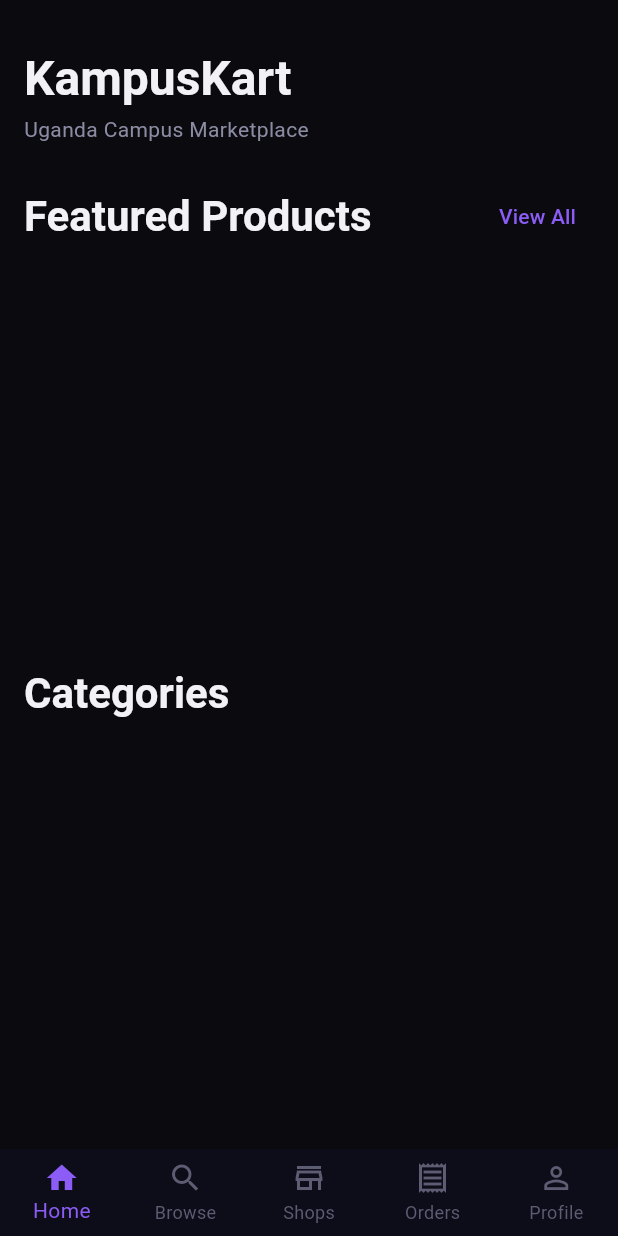
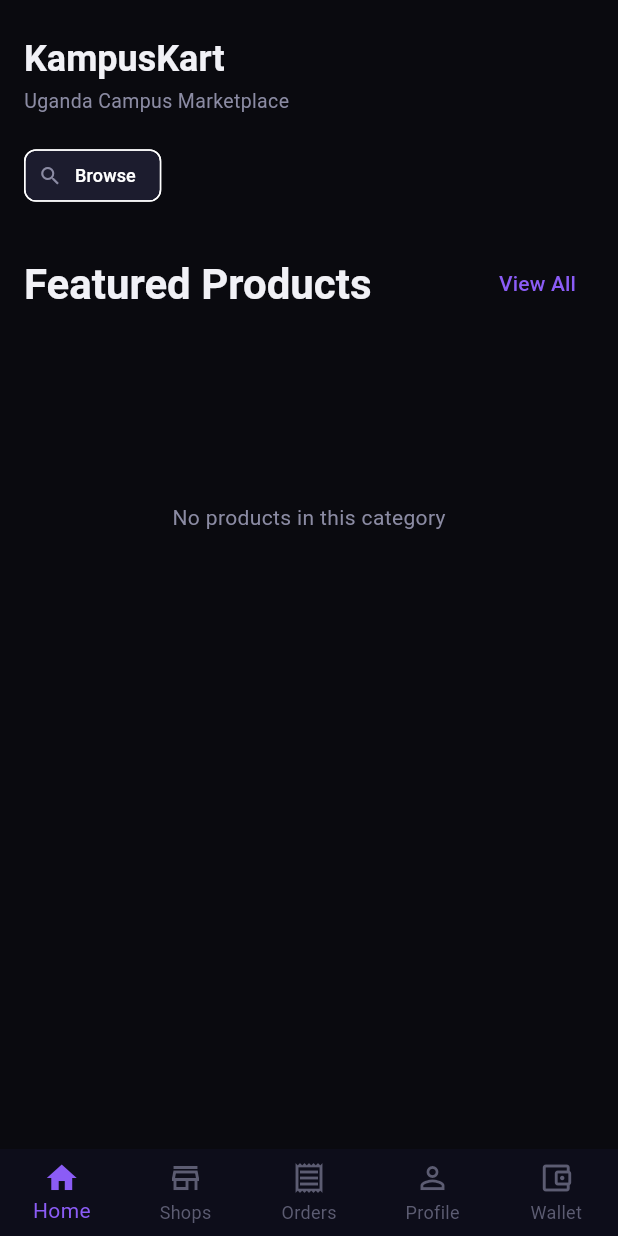
Before and after one commit to Lamboe69/KampusKart, a Flutter app: the screen it shows after launch, on a phone screen of 412 x 824 dp. Run offline on Flutter 3.47's test engine with Material 3 defaults, Android fonts, the light colour scheme and no system bars; our stand-ins replace shared_preferences; accounts and stored records are empty; network calls fail.

Commit message:
Flutter mobile app: models, API integration, redesigned home, web build
- Platform-aware ApiConfig (10.0.2.2 for Android, localhost for web/desktop)
- User model: String id, maps type->role, wallet_balance->balance, verified 1/0->bool
- Shop model: String id, verified 1/0->bool
- Product model: JSON-string parsing for delivery_zones/delivery_fees
- Order model: String id/price, price from amount, deliveryCampus from delivery_to
- ProductCard: FittedBox price row to prevent overflow
- HomeScreen: Wrap categories row with Browse button, bottom nav reordered
- AppProvider: selectedCategory, filteredProducts, setCategory()
- Initial flutter create scaffold (android, ios, web, pubspec.lock)

```diff
--- a/mobile/lib/config/api_config.dart
+++ b/mobile/lib/config/api_config.dart
@@ -1,5 +1,13 @@
+import 'dart:io' show Platform;
+import 'package:flutter/foundation.dart' show kIsWeb;
+
 class ApiConfig {
-  static const String baseUrl = 'http://10.0.2.2:3001/api';
+  static String get baseUrl {
+    if (kIsWeb || !Platform.isAndroid) {
+      return 'http://localhost:3001/api';
+    }
+    return 'http://10.0.2.2:3001/api';
+  }
 
   static const String login = '/auth/login';
   static const String register = '/auth/register';
--- a/mobile/lib/models/order.dart
+++ b/mobile/lib/models/order.dart
@@ -1,6 +1,6 @@
 class Order {
-  final int id;
-  final int userId;
+  final String id;
+  final String userId;
   final int productId;
   final String productTitle;
   final String productImage;
@@ -22,9 +22,9 @@ class Order {
     required this.userId,
     required this.productId,
     required this.productTitle,
-    required this.productImage,
+    this.productImage = '',
     required this.price,
-    required this.quantity,
+    this.quantity = 1,
     required this.total,
     this.deliveryFee = 0,
     this.status = 'pending',
@@ -39,23 +39,23 @@ class Order {
 
   factory Order.fromJson(Map<String, dynamic> json) {
     return Order(
-      id: json['id'] ?? 0,
-      userId: json['user_id'] ?? json['userId'] ?? 0,
+      id: json['id']?.toString() ?? '',
+      userId: json['buyer_id']?.toString() ?? json['user_id']?.toString() ?? '',
       productId: json['product_id'] ?? json['productId'] ?? 0,
       productTitle: json['product_title'] ?? json['productTitle'] ?? '',
       productImage: json['product_image'] ?? json['productImage'] ?? '',
-      price: (json['price'] ?? 0).toDouble(),
+      price: (json['amount'] ?? json['price'] ?? 0).toDouble(),
       quantity: json['quantity'] ?? 1,
       total: (json['total'] ?? 0).toDouble(),
       deliveryFee: (json['delivery_fee'] ?? json['deliveryFee'] ?? 0).toDouble(),
       status: json['status'] ?? 'pending',
       paymentMethod: json['payment_method'] ?? json['paymentMethod'] ?? 'mobile_money',
-      deliveryCampus: json['delivery_campus'] ?? json['deliveryCampus'] ?? '',
+      deliveryCampus: json['delivery_to'] ?? json['delivery_campus'] ?? json['campus'] ?? '',
       sellerName: json['seller_name'] ?? json['sellerName'] ?? '',
       buyerName: json['buyer_name'] ?? json['buyerName'] ?? '',
       buyerPhone: json['buyer_phone'] ?? json['buyerPhone'],
       createdAt: json['created_at'] ?? json['createdAt'] ?? '',
-      deliveredAt: json['delivered_at'] ?? json['deliveredAt'],
+      deliveredAt: json['updated_at'] ?? json['delivered_at'] ?? json['deliveredAt'],
     );
   }
 
--- a/mobile/lib/models/shop.dart
+++ b/mobile/lib/models/shop.dart
@@ -1,5 +1,5 @@
 class Shop {
-  final int id;
+  final String id;
   final String name;
   final String description;
   final String image;
@@ -29,7 +29,7 @@ class Shop {
 
   factory Shop.fromJson(Map<String, dynamic> json) {
     return Shop(
-      id: json['id'] ?? 0,
+      id: json['id']?.toString() ?? '',
       name: json['name'] ?? '',
       description: json['description'] ?? '',
       image: json['image'] ?? '',
@@ -39,7 +39,7 @@ class Shop {
       reviews: json['reviews'] ?? 0,
       products: json['products'] ?? 0,
       sales: json['sales'] ?? 0,
-      verified: json['verified'] ?? false,
+      verified: json['verified'] == true || json['verified'] == 1,
       since: json['since'] ?? '',
     );
   }
--- a/mobile/lib/models/user.dart
+++ b/mobile/lib/models/user.dart
@@ -1,8 +1,9 @@
 class User {
-  final int id;
+  final String id;
   final String name;
   final String email;
   final String role;
+  final String? phone;
   final String? image;
   final String? campus;
   final bool verified;
@@ -17,7 +18,7 @@ class User {
     required this.id,
     required this.name,
     required this.email,
-    required this.role,
+    this.phone,
     this.image,
     this.campus,
     this.verified = false,
@@ -27,23 +28,24 @@ class User {
     this.balance = 0,
     this.pending = 0,
     this.totalEarned = 0,
-  });
+  }) : role = sellerType == 'shop' ? 'seller' : sellerType == 'admin' ? 'admin' : sellerType;
 
   factory User.fromJson(Map<String, dynamic> json) {
+    final type = json['type'] ?? json['role'] ?? 'buyer';
     return User(
-      id: json['id'] ?? 0,
+      id: json['id']?.toString() ?? '',
       name: json['name'] ?? '',
       email: json['email'] ?? '',
-      role: json['role'] ?? 'buyer',
-      image: json['image'],
+      phone: json['phone'],
+      image: json['image'] ?? json['avatar'],
       campus: json['campus'],
-      verified: json['verified'] ?? false,
+      verified: json['verified'] == true || json['verified'] == 1,
       shopName: json['shop_name'],
       shopDescription: json['shop_description'],
-      sellerType: json['seller_type'] ?? 'individual',
-      balance: (json['balance'] ?? 0).toDouble(),
-      pending: (json['pending'] ?? 0).toDouble(),
-      totalEarned: (json['total_earned'] ?? 0).toDouble(),
+      sellerType: json['seller_type'] ?? type == 'shop' ? 'shop' : 'individual',
+      balance: (json['wallet_balance'] ?? json['balance'] ?? 0).toDouble(),
+      pending: (json['wallet_pending'] ?? json['pending'] ?? 0).toDouble(),
+      totalEarned: (json['wallet_total_earned'] ?? json['total_earned'] ?? 0).toDouble(),
     );
   }
 
--- a/mobile/lib/providers/app_provider.dart
+++ b/mobile/lib/providers/app_provider.dart
@@ -20,6 +20,7 @@ class AppProvider extends ChangeNotifier {
   List<Category> _categories = [];
   List<Campus> _campuses = [];
   List<Product> _cart = [];
+  String? _selectedCategory;
   bool _loading = false;
   String? _error;
 
@@ -30,6 +31,10 @@ class AppProvider extends ChangeNotifier {
   List<Category> get categories => _categories;
   List<Campus> get campuses => _campuses;
   List<Product> get cart => _cart;
+  String? get selectedCategory => _selectedCategory;
+  List<Product> get filteredProducts => _selectedCategory == null || _selectedCategory == 'all'
+      ? _products
+      : _products.where((p) => p.category == _selectedCategory).toList();
   bool get loading => _loading;
   String? get error => _error;
   bool get isLoggedIn => _user != null;
@@ -113,6 +118,11 @@ class AppProvider extends ChangeNotifier {
     }
   }
 
+  void setCategory(String? category) {
+    _selectedCategory = category;
+    notifyListeners();
+  }
+
   Future<void> logout() async {
     await _auth.logout();
     _user = null;
--- a/mobile/lib/screens/home_screen.dart
+++ b/mobile/lib/screens/home_screen.dart
@@ -22,13 +22,23 @@ class HomeScreen extends StatefulWidget {
 class _HomeScreenState extends State<HomeScreen> {
   int _currentIndex = 0;
 
-  final List<Widget> _pages = const [
-    _HomeTab(),
-    _ProductsTab(),
-    _ShopsTab(),
-    _OrdersTab(),
-    _ProfileTab(),
+  late final List<Widget> _pages;
+
+  @override
+  void initState() {
+    super.initState();
+    _pages = [
+      _HomeTab(onBrowseTap: () => _openBrowse(context)),
+      const _ShopsTab(),
+      const _OrdersTab(),
+      const _ProfileTab(),
+      const WalletScreen(),
     ];
+  }
+
+  void _openBrowse(BuildContext context) {
+    Navigator.push(context, MaterialPageRoute(builder: (_) => const _ProductsTab()));
+  }
 
   @override
   Widget build(BuildContext context) {
@@ -38,12 +48,12 @@ class _HomeScreenState extends State<HomeScreen> {
         currentIndex: _currentIndex,
         onTap: (i) => setState(() => _currentIndex = i),
         type: BottomNavigationBarType.fixed,
-        items: [
-          BottomNavigationBarItem(icon: Icon(Icons.home_outlined), activeIcon: const Icon(Icons.home), label: 'Home'),
-          BottomNavigationBarItem(icon: Icon(Icons.search_outlined), activeIcon: const Icon(Icons.search), label: 'Browse'),
-          BottomNavigationBarItem(icon: Icon(Icons.store_outlined), activeIcon: const Icon(Icons.store), label: 'Shops'),
-          BottomNavigationBarItem(icon: Icon(Icons.receipt_outlined), activeIcon: const Icon(Icons.receipt), label: 'Orders'),
-          BottomNavigationBarItem(icon: Icon(Icons.person_outline), activeIcon: const Icon(Icons.person), label: 'Profile'),
+        items: const [
+          BottomNavigationBarItem(icon: Icon(Icons.home_outlined), activeIcon: Icon(Icons.home), label: 'Home'),
+          BottomNavigationBarItem(icon: Icon(Icons.store_outlined), activeIcon: Icon(Icons.store), label: 'Shops'),
+          BottomNavigationBarItem(icon: Icon(Icons.receipt_outlined), activeIcon: Icon(Icons.receipt), label: 'Orders'),
+          BottomNavigationBarItem(icon: Icon(Icons.person_outline), activeIcon: Icon(Icons.person), label: 'Profile'),
+          BottomNavigationBarItem(icon: Icon(Icons.account_balance_wallet_outlined), activeIcon: Icon(Icons.account_balance_wallet), label: 'Wallet'),
         ],
       ),
     );
@@ -51,38 +61,68 @@ class _HomeScreenState extends State<HomeScreen> {
 }
 
 class _HomeTab extends StatelessWidget {
-  const _HomeTab();
+  final VoidCallback onBrowseTap;
+  const _HomeTab({required this.onBrowseTap});
 
   @override
   Widget build(BuildContext context) {
     final provider = context.watch<AppProvider>();
+    final displayProducts = provider.filteredProducts;
+    final cats = provider.categories.where((c) => c.id != 'all').toList();
     return SafeArea(
       child: SingleChildScrollView(
         padding: const EdgeInsets.all(16),
         child: Column(
           crossAxisAlignment: CrossAxisAlignment.start,
           children: [
+            const SizedBox(height: 8),
+            Text('KampusKart', style: Theme.of(context).textTheme.headlineLarge?.copyWith(fontSize: 24)),
+            const SizedBox(height: 4),
+            Text('Uganda Campus Marketplace', style: TextStyle(color: AppTheme.textSecondary, fontSize: 13)),
             const SizedBox(height: 16),
-            Text('KampusKart', style: Theme.of(context).textTheme.headlineLarge?.copyWith(fontSize: 32)),
-            const SizedBox(height: 4),
-            Text('Uganda Campus Marketplace', style: TextStyle(color: AppTheme.textSecondary)),
+            Wrap(
+              spacing: 8,
+              runSpacing: 8,
+              children: [
+                ...cats.map((cat) {
+                  final isSelected = provider.selectedCategory == cat.id;
+                  return ActionChip(
+                    avatar: Text(cat.icon, style: const TextStyle(fontSize: 14)),
+                    label: Text(cat.name, style: const TextStyle(fontSize: 12)),
+                    onPressed: () => provider.setCategory(isSelected ? null : cat.id),
+                    backgroundColor: isSelected ? AppTheme.accent : AppTheme.bgCard,
+                    side: isSelected ? BorderSide.none : BorderSide(color: AppTheme.borderColor),
+                  );
+                }),
+                ActionChip(
+                  avatar: const Icon(Icons.search, size: 16, color: AppTheme.textSecondary),
+                  label: const Text('Browse', style: TextStyle(fontSize: 12)),
+                  onPressed: onBrowseTap,
+                  backgroundColor: AppTheme.bgElevated,
+                ),
+              ],
+            ),
             const SizedBox(height: 24),
             Row(
               mainAxisAlignment: MainAxisAlignment.spaceBetween,
               children: [
                 Text('Featured Products', style: Theme.of(context).textTheme.headlineMedium),
-                TextButton(onPressed: () {}, child: const Text('View All')),
+                TextButton(onPressed: onBrowseTap, child: const Text('View All')),
               ],
             ),
             const SizedBox(height: 12),
             SizedBox(
               height: 240,
-              child: ListView.separated(
+              child: displayProducts.isEmpty
+                  ? Center(
+                      child: Text('No products in this category', style: TextStyle(color: AppTheme.textSecondary)),
+                    )
+                  : ListView.separated(
                       scrollDirection: Axis.horizontal,
-                itemCount: provider.products.take(8).length,
+                      itemCount: displayProducts.take(8).length,
                       separatorBuilder: (_, __) => const SizedBox(width: 12),
                       itemBuilder: (context, i) {
-                  final product = provider.products[i];
+                        final product = displayProducts[i];
                         return SizedBox(
                           width: 160,
                           child: ProductCard(
@@ -94,26 +134,6 @@ class _HomeTab extends StatelessWidget {
                         );
                       },
                     ),
-            ),
-            const SizedBox(height: 24),
-            Row(
-              mainAxisAlignment: MainAxisAlignment.spaceBetween,
-              children: [
-                Text('Categories', style: Theme.of(context).textTheme.headlineMedium),
-              ],
-            ),
-            const SizedBox(height: 12),
-            Wrap(
-              spacing: 8,
-              runSpacing: 8,
-              children: provider.categories.where((c) => c.id != 'all').map((cat) {
-                return ActionChip(
-                  avatar: Text(cat.icon),
-                  label: Text(cat.name, style: const TextStyle(fontSize: 12)),
-                  onPressed: () {},
-                  backgroundColor: AppTheme.bgCard,
-                );
-              }).toList(),
             ),
           ],
         ),
@@ -128,11 +148,12 @@ class _ProductsTab extends StatelessWidget {
   @override
   Widget build(BuildContext context) {
     final provider = context.watch<AppProvider>();
-    return SafeArea(
-      child: Column(
+    return Scaffold(
+      appBar: AppBar(title: const Text('Browse Products'), centerTitle: true),
+      body: Column(
         children: [
           Padding(
-            padding: const EdgeInsets.all(16),
+            padding: const EdgeInsets.fromLTRB(16, 8, 16, 8),
             child: TextField(
               decoration: InputDecoration(
                 hintText: 'Search products...',
--- a/mobile/lib/widgets/product_card.dart
+++ b/mobile/lib/widgets/product_card.dart
@@ -73,7 +73,10 @@ class ProductCard extends StatelessWidget {
                   Text(product.title, maxLines: 1, overflow: TextOverflow.ellipsis,
                     style: const TextStyle(fontWeight: FontWeight.w600, fontSize: 13)),
                   const SizedBox(height: 4),
-                  Row(
+                  FittedBox(
+                    fit: BoxFit.scaleDown,
+                    alignment: Alignment.centerLeft,
+                    child: Row(
                       children: [
                         Text(_formatPrice, style: const TextStyle(color: AppTheme.accent, fontWeight: FontWeight.bold, fontSize: 13)),
                         if (product.hasDiscount) ...[
@@ -82,6 +85,7 @@ class ProductCard extends StatelessWidget {
                             style: const TextStyle(color: AppTheme.textTertiary, fontSize: 11, decoration: TextDecoration.lineThrough)),
                         ],
                       ],
+                    ),
                   ),
                   const SizedBox(height: 4),
                   Row(
```
Also changed, not shown: mobile/lib/models/product.dart (+17 -2 lines), mobile/pubspec.lock (added), 67 other files. Lines whose indentation alone changed are shown as unchanged.
